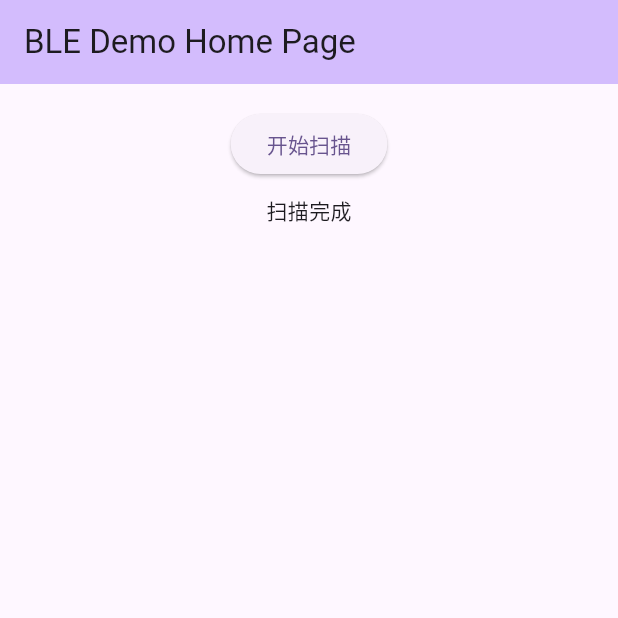
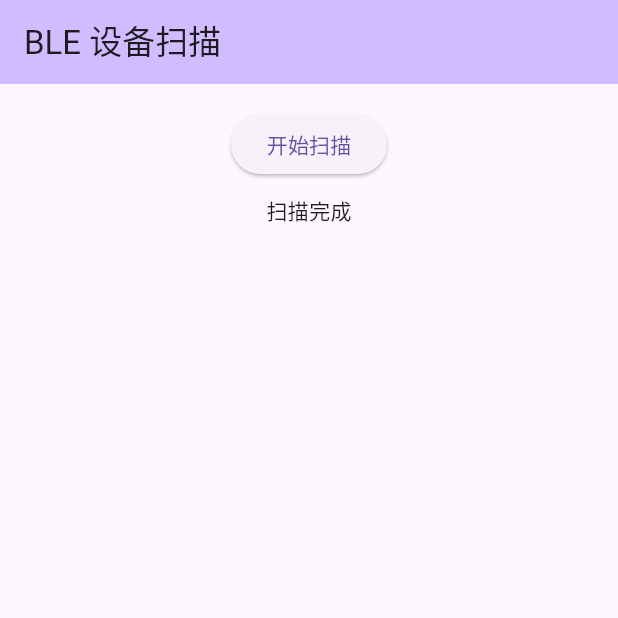
Before and after one commit to palpapig/sign-to-speech, a Flutter app: the screen it shows after launch, on a phone screen of 412 x 824 dp, the top half of it. Run offline on Flutter 3.47's test engine with Material 3 defaults, Android fonts, the light colour scheme and no system bars; our stand-ins replace flutter_blue_plus, get.

Commit message:
安卓段蓝牙连接以及通信功能基本调试

```diff
--- a/lib/main.dart
+++ b/lib/main.dart
@@ -1,6 +1,7 @@
+// main.dart
 import 'package:flutter/material.dart';
 import 'package:get/get.dart';
-import 'ble_controller.dart';
+import 'pages/home_page.dart';
 
 void main() {
   runApp(const MyApp());
@@ -12,65 +13,7 @@ class MyApp extends StatelessWidget {
   @override
   Widget build(BuildContext context) {
     return GetMaterialApp(
-      title: 'Flutter BLE Demo',
-      theme: ThemeData(
-        colorScheme: ColorScheme.fromSeed(seedColor: Colors.deepPurple),
-      ),
-      home: const MyHomePage(title: 'BLE Demo Home Page'),
+      home: const HomePage(), // ← 确保这里用的是 HomePage()
     );
   }
 }
-
-class MyHomePage extends StatelessWidget {
-  const MyHomePage({super.key, required this.title});
-
-  final String title;
-
-  @override
-  Widget build(BuildContext context) {
-    final BleController bleController = Get.put(BleController());
-
-    return Scaffold(
-      appBar: AppBar(
-        title: Text(title),
-        backgroundColor: Theme.of(context).colorScheme.inversePrimary,
-      ),
-      body: Padding(
-        padding: const EdgeInsets.all(16.0),
-        child: Column(
-          children: [
-            ElevatedButton(
-              onPressed: bleController.startScan,
-              child: const Text("开始扫描"),
-            ),
-            const SizedBox(height: 10),
-            Obx(
-              () => bleController.isScanning.value
-                  ? const CircularProgressIndicator()
-                  : const Text("扫描完成"),
-            ),
-            const SizedBox(height: 10),
-            Expanded(
-              child: Obx(
-                () => ListView.builder(
-                  itemCount: bleController.scanResults.length,
-                  itemBuilder: (context, index) {
-                    final result = bleController.scanResults[index];
-                    final name = result.device.platformName.isNotEmpty
-                        ? result.device.platformName
-                        : "未知设备";
-
-                    return ListTile(
-                      title: Text(name),
-                      subtitle: Text(result.device.remoteId.str),
-                    );
-                  },
-                ),
-              ),
-            ),
-          ],
-        ),
-      ),
-    );
-  }
-}
--- /dev/null
+++ b/lib/pages/home_page.dart
@@ -0,0 +1,69 @@
+import 'package:flutter/material.dart';
+import 'package:get/get.dart';
+import '../ble_controller.dart';
+import 'ble_chat_page.dart';
+
+class HomePage extends StatelessWidget {
+  const HomePage({super.key});
+
+  @override
+  Widget build(BuildContext context) {
+    final BleController bleController = Get.find();
+
+    return Scaffold(
+      appBar: AppBar(
+        title: const Text('BLE 设备扫描'),
+        backgroundColor: Theme.of(context).colorScheme.inversePrimary,
+      ),
+      body: Padding(
+        padding: const EdgeInsets.all(16.0),
+        child: Column(
+          children: [
+            ElevatedButton(
+              onPressed: bleController.startScan,
+              child: const Text("开始扫描"),
+            ),
+            const SizedBox(height: 10),
+            Obx(
+              () => bleController.isScanning.value
+                  ? const CircularProgressIndicator()
+                  : const Text("扫描完成"),
+            ),
+            const SizedBox(height: 10),
+            Expanded(
+              child: Obx(
+                () => ListView.builder(
+                  itemCount: bleController.scanResults.length,
+                  itemBuilder: (context, index) {
+                    final result = bleController.scanResults[index];
+                    final name = result.device.platformName.isNotEmpty
+                        ? result.device.platformName
+                        : "未知设备";
+
+                    return ListTile(
+                      title: Text(name),
+                      subtitle: Text(result.device.remoteId.str),
+                      onTap: () async {
+                        final success = await bleController.connectToDevice(
+                          result.device,
+                        );
+                        if (success) {
+                          Get.to(() => BleChatPage(device: result.device));
+                        } else {
+                          Get.snackbar(
+                            "连接失败",
+                            "无法连接到设备 ${result.device.remoteId.str}",
+                          );
+                        }
+                      },
+                    );
+                  },
+                ),
+              ),
+            ),
+          ],
+        ),
+      ),
+    );
+  }
+}
```
Also changed, not shown: lib/ble_controller.dart (+80 -0 lines), lib/pages/ble_chat_page.dart (added, +59 -0 lines), lib/ui/device_tile.dart (added, +24 -0 lines).
